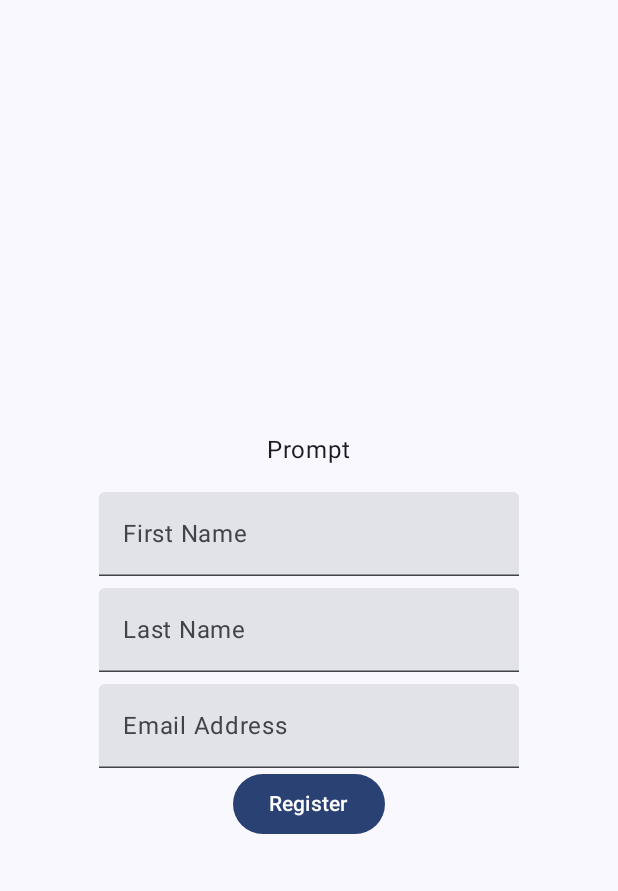
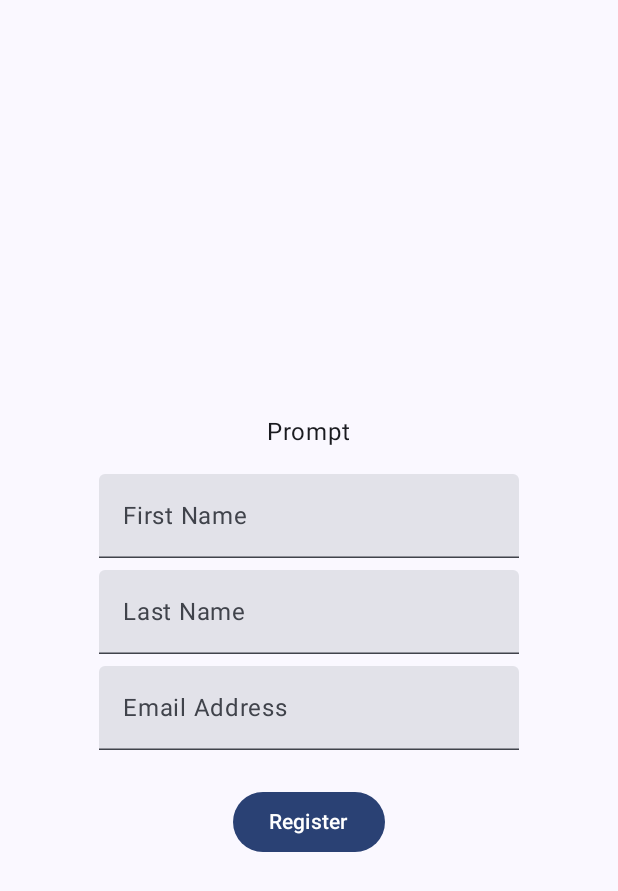
Before and after one commit to PasinduNimesha/little-lemon, an Android app built with Jetpack Compose: the screen it shows after launch (MainActivity), on a phone screen of 412 x 824 dp. Shown: the top 891 px of the screen. Run offline under Robolectric (Android 15) with nearby library versions, the phone set to English and light mode, and no system bars.

Commit message:
Update Onboarding.kt

```diff
--- a/app/src/main/java/com/example/littlelemon/ui/theme/composables/Onboarding.kt
+++ b/app/src/main/java/com/example/littlelemon/ui/theme/composables/Onboarding.kt
@@ -37,14 +37,13 @@ fun Onboarding() {
         val firstName = remember { mutableStateOf(TextFieldValue()) }
         val lastName = remember { mutableStateOf(TextFieldValue()) }
         val email = remember { mutableStateOf(TextFieldValue()) }
-//
         TextField(value = firstName.value, onValueChange = { firstName.value = it }, label = { Text("First Name") })
         Spacer(modifier = Modifier.height(8.dp))
         TextField(value = lastName.value, onValueChange = { lastName.value = it }, label = { Text("Last Name") })
         Spacer(modifier = Modifier.height(8.dp))
         TextField(value = email.value, onValueChange = { email.value = it }, label = { Text("Email Address") })
-//
-//        Spacer(modifier = Modifier.height(24.dp))
+
+        Spacer(modifier = Modifier.height(24.dp))
 
         // Register Button
         Button(onClick = { /* TODO: Implement registration logic */ }) {
```
